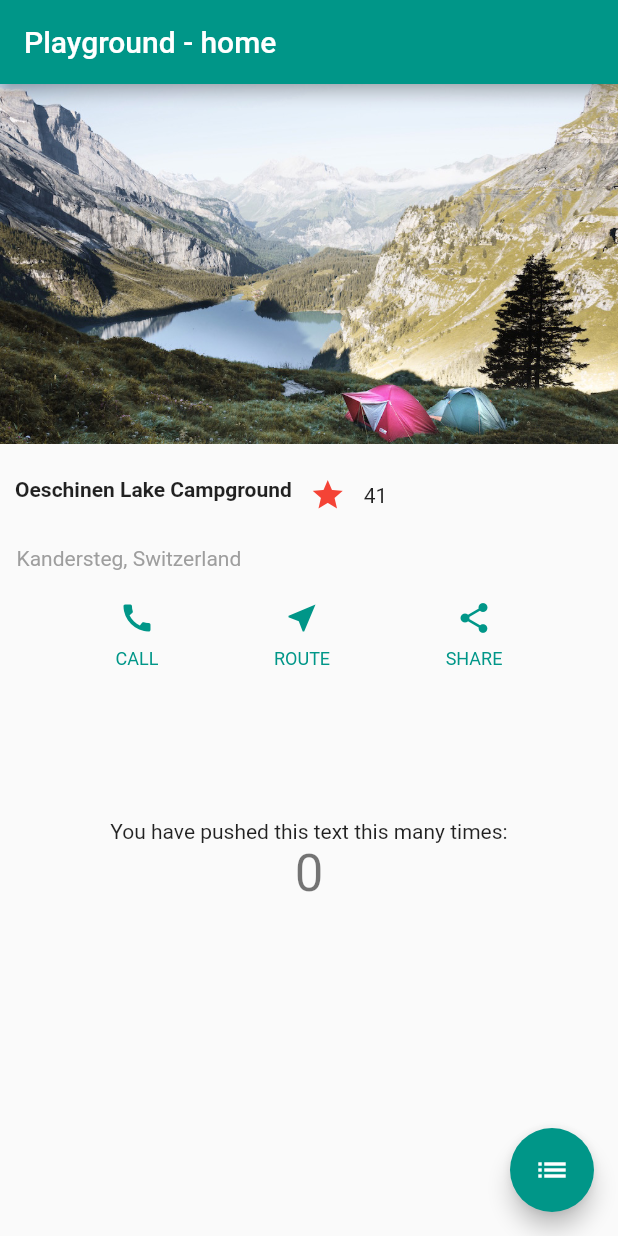
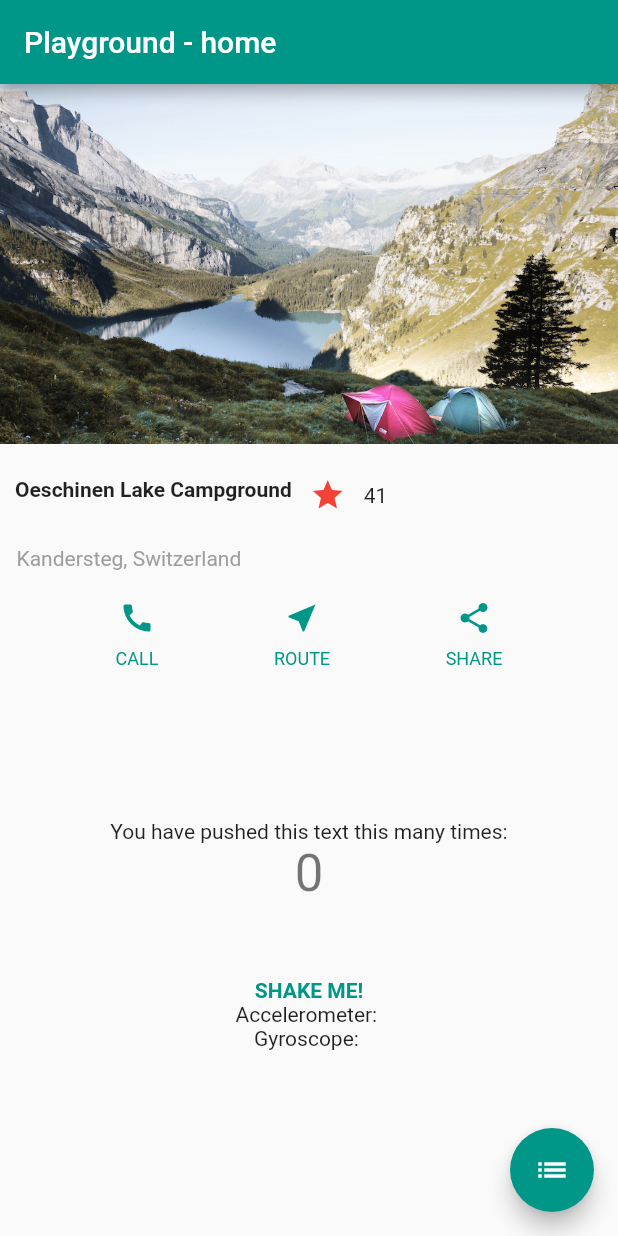
Before and after one commit to dnn5b/flutter_playground, a Flutter app: the screen it shows after launch, on a phone screen of 412 x 824 dp. Run offline on Flutter 3.47's test engine with Material 2 defaults, Android fonts, the phone set to English and light mode, and no system bars; our stand-ins replace sensors.

Commit message:
Add sensor library

```diff
--- a/lib/HomeRoute.dart
+++ b/lib/HomeRoute.dart
@@ -1,5 +1,6 @@
 import 'package:flutter/cupertino.dart';
 import 'package:flutter/material.dart';
+import 'package:hello_flutter/shake/Shaker.dart';
 import 'package:hello_flutter/title/TitleWidget.dart';
 
 import 'clicks/ClickCounter.dart';
@@ -31,6 +32,7 @@ class HomeRoute extends StatelessWidget {
           children: <Widget>[
             TitleWidget(),
             ClickCounter(),
+            Shaker(),
           ],
         ),
       ),
--- /dev/null
+++ b/lib/shake/Shaker.dart
@@ -0,0 +1,36 @@
+import 'package:flutter/cupertino.dart';
+import 'package:flutter/material.dart';
+import 'package:sensors/sensors.dart';
+
+class Shaker extends StatelessWidget {
+  AccelerometerEvent lastAccelerometerEvent;
+  GyroscopeEvent lastGyroscopeEvent;
+
+//  = GyroscopeEvent(0, 0, 0);
+
+  @override
+  Widget build(BuildContext context) {
+    gyroscopeEvents.listen((GyroscopeEvent event) {
+      lastGyroscopeEvent = event;
+    });
+
+    accelerometerEvents.listen((AccelerometerEvent event) {
+      lastAccelerometerEvent = event;
+    });
+
+    return (Container(
+        padding: const EdgeInsets.all(50),
+        child: Column(
+          children: [
+            Text("SHAKE ME!",
+                style: TextStyle(
+                    fontWeight: FontWeight.bold,
+                    color: Theme.of(context).primaryColor)),
+            Text(
+                "Accelerometer: ${lastAccelerometerEvent != null ? lastAccelerometerEvent.x : ""}"),
+            Text(
+                "Gyroscope: ${lastGyroscopeEvent != null ? lastGyroscopeEvent.x : ""}")
+          ],
+        )));
+  }
+}
--- a/pubspec.yaml
+++ b/pubspec.yaml
@@ -20,6 +20,7 @@ dependencies:
   flutter:
     sdk: flutter
   http: 0.12.0+2
+  sensors: 0.4.1
 
   # The following adds the Cupertino Icons font to your application.
   # Use with the CupertinoIcons class for iOS style icons.
```
Also changed, not shown: pubspec.lock, 2 other files.
